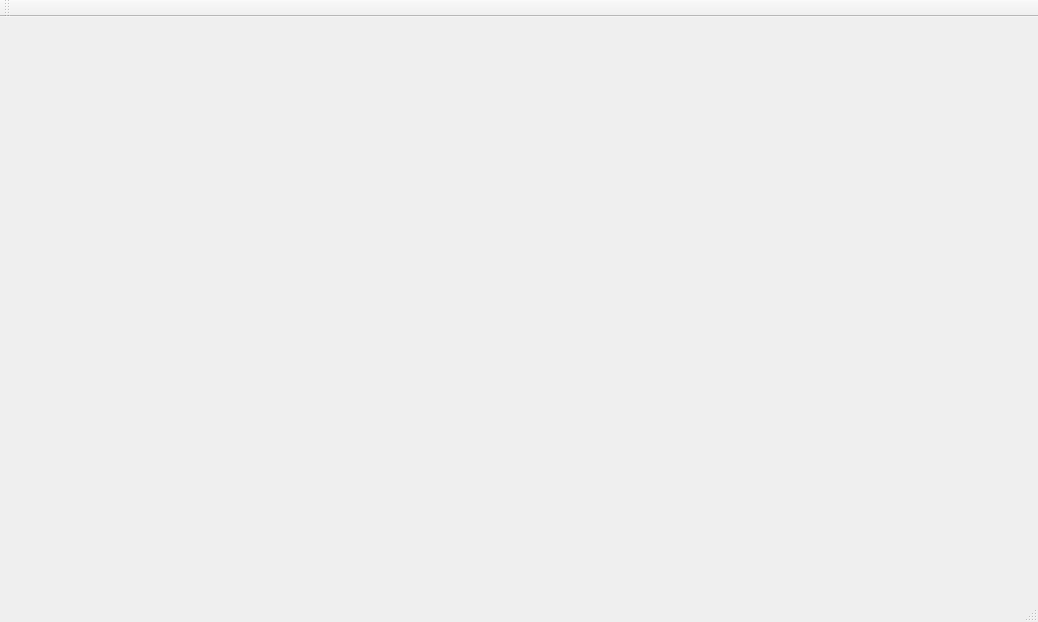
jgoenetxea/gre, file samples/shaderLab/forms/mainwindow.ui: the form before one commit.
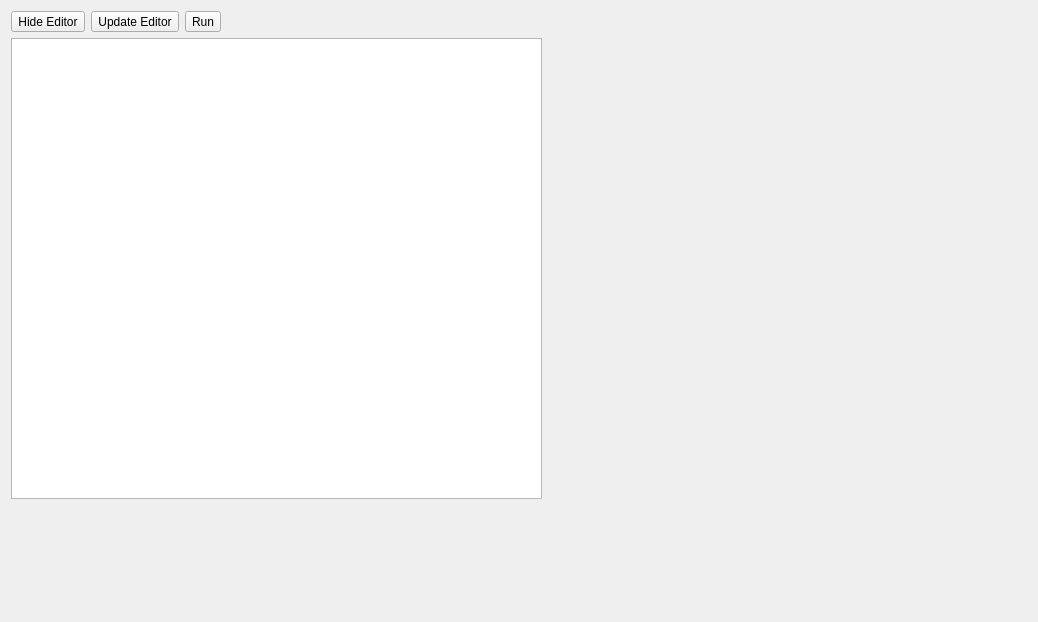
The form after the commit. Custom widgets are drawn as their Qt base class.

What changed in the file:
```diff
--- a/samples/shaderLab/forms/mainwindow.ui
+++ b/samples/shaderLab/forms/mainwindow.ui
@@ -14,44 +14,80 @@
    <string>MainWindow</string>
   </property>
   <widget class="QWidget" name="centralWidget">
-   <widget class="QWidget" name="">
-    <property name="geometry">
-     <rect>
-      <x>20</x>
-      <y>10</y>
-      <width>1001</width>
-      <height>541</height>
-     </rect>
-    </property>
-    <layout class="QGridLayout" name="gridLayout">
-     <item row="0" column="0">
-      <widget class="GLView" name="glview" native="true"/>
-     </item>
-     <item row="0" column="1">
-      <widget class="QWidget" name="widget" native="true"/>
-     </item>
-    </layout>
-   </widget>
+   <layout class="QGridLayout" name="gridLayout">
+    <item row="1" column="0">
+     <widget class="GLView" name="glview" native="true">
+      <property name="sizePolicy">
+       <sizepolicy hsizetype="Expanding" vsizetype="Expanding">
+        <horstretch>0</horstretch>
+        <verstretch>0</verstretch>
+       </sizepolicy>
+      </property>
+      <widget class="CodeEditor" name="codeEditor">
+       <property name="geometry">
+        <rect>
+         <x>0</x>
+         <y>0</y>
+         <width>531</width>
+         <height>461</height>
+        </rect>
+       </property>
+      </widget>
+      <zorder>codeEditor</zorder>
+      <zorder></zorder>
+      <zorder>btnShow</zorder>
+     </widget>
+    </item>
+    <item row="0" column="0">
+     <layout class="QHBoxLayout" name="horizontalLayout">
+      <item>
+       <widget class="QToolButton" name="btnShow">
+        <property name="text">
+         <string>Hide Editor</string>
+        </property>
+        <property name="checkable">
+         <bool>true</bool>
+        </property>
+       </widget>
+      </item>
+      <item>
+       <widget class="QToolButton" name="btnUpdateEditorContent">
+        <property name="text">
+         <string>Update Editor</string>
+        </property>
+       </widget>
+      </item>
+      <item>
+       <widget class="QToolButton" name="btnRunProgram">
+        <property name="text">
+         <string>Run</string>
+        </property>
+       </widget>
+      </item>
+      <item>
+       <spacer name="horizontalSpacer">
+        <property name="orientation">
+         <enum>Qt::Horizontal</enum>
+        </property>
+        <property name="sizeHint" stdset="0">
+         <size>
+          <width>40</width>
+          <height>20</height>
+         </size>
+        </property>
+       </spacer>
+      </item>
+     </layout>
+    </item>
+   </layout>
+   <zorder>btnUpdateEditorContent</zorder>
+   <zorder>btnRunProgram</zorder>
+   <zorder>horizontalSpacer</zorder>
+   <zorder>codeEditor</zorder>
+   <zorder>horizontalSpacer</zorder>
+   <zorder>glview</zorder>
+   <zorder></zorder>
   </widget>
-  <widget class="QMenuBar" name="menuBar">
-   <property name="geometry">
-    <rect>
-     <x>0</x>
-     <y>0</y>
-     <width>1038</width>
-     <height>27</height>
-    </rect>
-   </property>
-  </widget>
-  <widget class="QToolBar" name="mainToolBar">
-   <attribute name="toolBarArea">
-    <enum>TopToolBarArea</enum>
-   </attribute>
-   <attribute name="toolBarBreak">
-    <bool>false</bool>
-   </attribute>
-  </widget>
-  <widget class="QStatusBar" name="statusBar"/>
  </widget>
  <layoutdefault spacing="6" margin="11"/>
  <customwidgets>
@@ -61,6 +97,11 @@
    <header>glView.h</header>
    <container>1</container>
   </customwidget>
+  <customwidget>
+   <class>CodeEditor</class>
+   <extends>QPlainTextEdit</extends>
+   <header>codeeditor.h</header>
+  </customwidget>
  </customwidgets>
  <resources/>
  <connections/>
```
Left out of the diff: 56 changed lines with no effect on the pictures.
